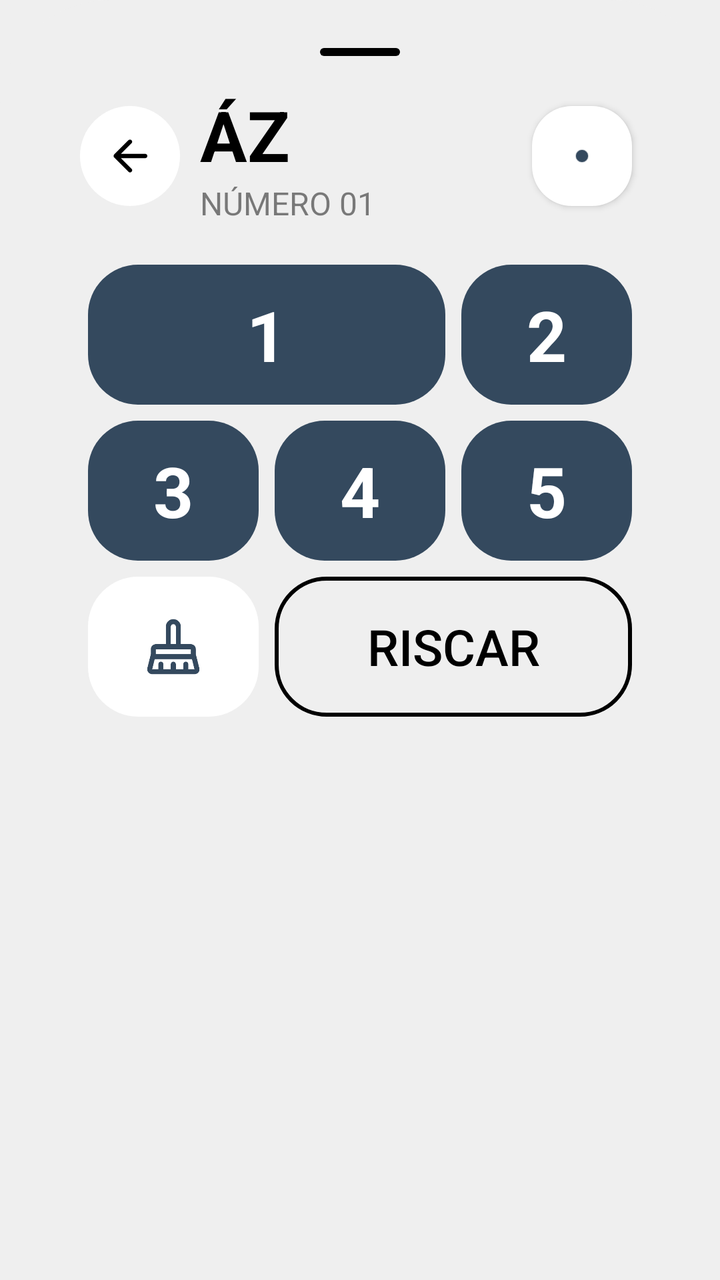
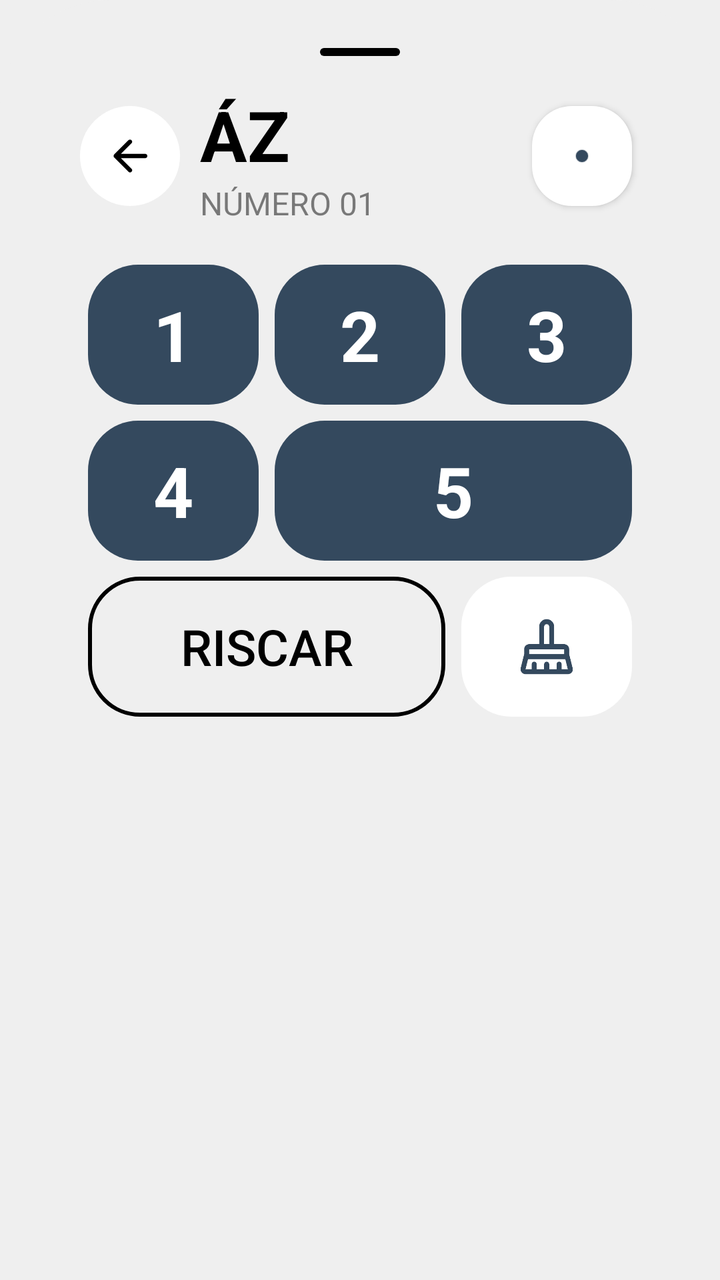

Compare the two renders of this Android layout. The source of the first and the diff that turns it into the second are given below.
<!-- AndroidManifest.xml: application theme Base.Theme.KingOfBozo.Standard -->
<!-- res/layout/box_az.xml -->
<?xml version="1.0" encoding="utf-8"?>
<LinearLayout xmlns:android="http://schemas.android.com/apk/res/android"
xmlns:app="http://schemas.android.com/apk/res-auto"
xmlns:tools="http://schemas.android.com/tools"
android:id="@+id/numbers_points"
android:layout_width="match_parent"
android:layout_height="wrap_content"
android:backgroundTint="?attr/customBackground"
android:background="@drawable/bottom_sheet_background"
android:orientation="vertical"
android:padding="24dp">

<ImageView
    android:layout_width="40dp"
    android:layout_height="4dp"
    android:layout_gravity="center_horizontal"
    android:layout_marginBottom="16dp"
    app:tint="?attr/textFillColor"
    android:src="@drawable/background_card_dark" />


    <LinearLayout
        android:id="@+id/action_bar"
        android:layout_width="match_parent"
        android:layout_height="wrap_content"
        android:paddingHorizontal="16dp"
        android:gravity="center"
        tools:ignore="MissingConstraints">

        <ImageView
            android:id="@+id/button_cancel"
            android:layout_width="50dp"
            android:layout_height="50dp"
            android:backgroundTint="?attr/cardBackgroundColor"
            android:background="@drawable/background_circle_yellow"
            android:padding="12dp"
            android:layout_marginRight="10dp"
            app:tint="?attr/textFillColor"
            android:src="@drawable/ic_arrow_back"
            tools:ignore="ContentDescription" />

        <LinearLayout
            android:layout_width="wrap_content"
            android:layout_height="wrap_content"
            android:orientation="vertical"
            android:layout_weight="1"
            app:layout_constraintStart_toEndOf="@+id/button_back">



            <TextView
                android:id="@+id/scoring_title"
                android:layout_width="wrap_content"
                android:layout_height="wrap_content"
                android:text="ÁZ"
                android:textColor="?attr/textFillColor"
                android:textSize="35sp"
                android:textStyle="bold" />
            <TextView
                android:layout_width="wrap_content"
                android:layout_height="wrap_content"
                android:text="NÚMERO 01"
                android:alpha="0.5"
                android:textColor="?attr/textFillColor"
                android:textSize="16sp" />

        </LinearLayout>

        <ImageView
            android:layout_height="50dp"
            android:layout_width="50dp"
            android:backgroundTint="?attr/cardBackgroundColor"
            android:background="@drawable/background_card_de_boca"
            android:src="@drawable/ic_dice_1"
            app:tint="?attr/colorPrimary"
            android:elevation="2dp"
            android:layout_margin="4dp"/>

    </LinearLayout>

<LinearLayout
    android:layout_width="match_parent"
    android:layout_height="wrap_content"
    android:orientation="vertical"
    android:padding="16dp">

    <GridLayout
        xmlns:android="http://schemas.android.com/apk/res/android"
        xmlns:app="http://schemas.android.com/apk/res-auto"
        android:layout_width="match_parent"
        android:layout_height="wrap_content"
        android:columnCount="3"
        android:rowCount="3">

        <TextView
            android:id="@+id/valor_01"
            android:layout_height="70dp"
            android:layout_width="0dp"
            android:backgroundTint="?attr/colorPrimary"
            android:background="@drawable/background_card_black"
            android:textColor="?attr/customTextBackground"
            android:text="1"
            android:textSize="35dp"
            android:textStyle="bold"
            android:gravity="center"
            android:layout_row="0"
            android:layout_column="0"
            android:layout_columnSpan="2"
            android:layout_columnWeight="1"
            android:layout_gravity="fill"
            android:layout_margin="4dp"/>

        <TextView
            android:id="@+id/valor_02"
            android:layout_height="70dp"
            android:layout_width="0dp"
            android:backgroundTint="?attr/colorPrimary"
            android:background="@drawable/background_card_black"
            android:textColor="?attr/customTextBackground"
            android:text="2"
            android:textSize="35dp"
            android:textStyle="bold"
            android:gravity="center"
            android:layout_row="0"
            android:layout_column="2"
            android:layout_columnWeight="1"
            android:layout_gravity="fill"
            android:layout_margin="4dp"/>

        <TextView
            android:id="@+id/valor_03"
            android:layout_height="70dp"
            android:layout_width="0dp"
            android:backgroundTint="?attr/colorPrimary"
            android:background="@drawable/background_card_black"
            android:textColor="?attr/customTextBackground"
            android:text="3"
            android:textSize="35dp"
            android:textStyle="bold"
            android:gravity="center"
            android:layout_row="1"
            android:layout_column="0"
            android:layout_columnWeight="1"
            android:layout_gravity="fill"
            android:layout_margin="4dp"/>

        <TextView
            android:id="@+id/valor_04"
            android:layout_height="70dp"
            android:layout_width="0dp"
            android:backgroundTint="?attr/colorPrimary"
            android:background="@drawable/background_card_black"
            android:textColor="?attr/customTextBackground"
            android:text="4"
            android:textSize="35dp"
            android:textStyle="bold"
            android:gravity="center"
            android:layout_row="1"
            android:layout_column="1"
            android:layout_columnWeight="1"
            android:layout_gravity="fill"
            android:layout_margin="4dp"/>

        <TextView
            android:id="@+id/valor_05"
            android:layout_height="20dp"
            android:layout_width="0dp"
            android:backgroundTint="?attr/colorPrimary"
            android:background="@drawable/background_card_black"
            android:textColor="?attr/customTextBackground"
            android:text="5"
            android:textSize="35dp"
            android:textStyle="bold"
            android:gravity="center"
            android:layout_row="1"
            android:layout_column="2"
            android:layout_columnWeight="1"
            android:layout_gravity="fill"
            android:layout_margin="4dp"/>

        <ImageView
            android:id="@+id/btn_nulo"
            android:layout_height="70dp"
            android:layout_width="0dp"
            android:backgroundTint="?attr/cardBackgroundColor"
            android:background="@drawable/background_card_black"
            android:src="@drawable/ic_clear"
            app:tint="?attr/colorPrimary"
            android:layout_row="2"
            android:layout_column="0"
            android:layout_columnWeight="1"
            android:layout_gravity="fill"
            android:padding="20dp"
            android:layout_margin="4dp"/>

        <Button
            android:id="@+id/btn_riscar"
            android:layout_height="70dp"
            android:layout_width="0dp"
            app:backgroundTint="?attr/textFillColor"
            android:background="@drawable/background_score_option_riscar"
            app:cornerRadius="20dp"
            android:text="RISCAR"
            android:textSize="25dp"
            android:textColor="?attr/textFillColor"
            app:icon="@drawable/ic_riscar"
            app:iconSize="25dp"
            app:iconTint="?attr/textFillColor"
            android:gravity="center"
            android:layout_row="2"
            android:layout_column="1"
            android:layout_columnSpan="2"
            android:layout_columnWeight="1"
            android:layout_gravity="fill"
            android:layout_margin="4dp" />


    </GridLayout>

</LinearLayout>


</LinearLayout>
<!-- resources referenced by this layout -->
<resources>
  <!-- drawable background_card_black (drawable) -->
  <shape xmlns:android="http://schemas.android.com/apk/res/android"
      android:shape="rectangle">
      <solid android:color="@color/fundo_light" />
      <corners android:radius="25dp" />
  </shape>
  <!-- drawable background_card_dark (drawable) -->
  <shape xmlns:android="http://schemas.android.com/apk/res/android"
      android:shape="rectangle">
      <solid android:color="@color/fundo_light" />
      <corners android:radius="100dp" />
  </shape>
  <!-- drawable background_card_de_boca (drawable) -->
  <shape xmlns:android="http://schemas.android.com/apk/res/android"
      android:shape="rectangle">
      <solid android:color="@color/fundo_light" />
      <corners android:radius="20dp" />
  </shape>
  <!-- drawable background_circle_yellow (drawable) -->
  <?xml version="1.0" encoding="utf-8"?>
  <shape xmlns:android="http://schemas.android.com/apk/res/android"
      android:shape="oval">
      <solid android:color="@color/fundo_light" />
  </shape>
  <!-- drawable background_score_option_riscar (drawable) -->
  <shape xmlns:android="http://schemas.android.com/apk/res/android"
      android:shape="rectangle">
      <corners android:radius="25dp" />
      <stroke android:width="2dp" android:color="@color/fundo_light" />
      <solid android:color="@android:color/transparent" />
  </shape>
  <!-- drawable bottom_sheet_background (drawable) -->
  <?xml version="1.0" encoding="utf-8"?>
  <shape xmlns:android="http://schemas.android.com/apk/res/android"
      android:shape="rectangle">
      <solid android:color="@color/fundo_light"/>
      <corners android:topLeftRadius="55dp" android:topRightRadius="55dp"/>
  </shape>
  <!-- drawable ic_arrow_back (drawable) -->
  <vector xmlns:android="http://schemas.android.com/apk/res/android"
      android:width="24dp"
      android:height="24dp"
      android:viewportWidth="960"
      android:viewportHeight="960"
      android:tint="@color/fundo_light"
      android:autoMirrored="true">
    <path
        android:fillColor="@android:color/white"
        android:pathData="M313,520L509,716Q521,728 520.5,744Q520,760 508,772Q496,783 480,783.5Q464,784 452,772L188,508Q182,502 179.5,495Q177,488 177,480Q177,472 179.5,465Q182,458 188,452L452,188Q463,177 479.5,177Q496,177 508,188Q520,200 520,216.5Q520,233 508,245L313,440L760,440Q777,440 788.5,451.5Q800,463 800,480Q800,497 788.5,508.5Q777,520 760,520L313,520Z"/>
  </vector>
  <!-- drawable ic_dice_1 (drawable) -->
  <vector xmlns:android="http://schemas.android.com/apk/res/android"
      android:width="24dp"
      android:height="24dp"
      android:viewportWidth="24"
      android:viewportHeight="24">
      <path
          android:fillColor="@color/fundo_light"
          android:pathData="M12,12m-1.5,0a1.5,1.5 0,1 1,3 0a1.5,1.5 0,1 1,-3 0"/>
  </vector>
  <!-- drawable ic_riscar (drawable) -->
  <vector xmlns:android="http://schemas.android.com/apk/res/android"
      android:width="24dp"
      android:height="24dp"
      android:viewportWidth="960"
      android:viewportHeight="960"
      android:tint="?attr/colorControlNormal">
    <path
        android:fillColor="@android:color/white"
        android:pathData="M753,640L673,560L800,560L800,640L753,640ZM640,527L433,320L560,320L560,160L640,160L640,320L800,320L800,400L640,400L640,527ZM400,287L320,207L320,160L400,160L400,287ZM791,904L640,753L640,800L560,800L560,673L527,640L400,640L400,800L320,800L320,640L160,640L160,560L320,560L320,433L287,400L160,400L160,320L207,320L56,169L112,112L848,848L791,904Z"/>
  </vector>
  <color name="fundo_light">#EFEFEF</color>
  <color name="padrao">#34495e</color>
  <color name="text_dark">#000000</color>
  <color name="text_light">#FFFFFF</color>
  <color name="icon_dark">#000000</color>
  <color name="icon_light">#FFFFFF</color>
  <color name="card_light">#FFFFFF</color>
  <color name="card_dark">#313131</color>
  <!-- unchanged entries left out for length: 3 -->
</resources>

<!-- the commit's change to res/layout/box_az.xml (unified diff, before → after) -->
@@ -105,7 +105,7 @@ android:padding="24dp">
             android:gravity="center"
             android:layout_row="0"
             android:layout_column="0"
-            android:layout_columnSpan="2"
+            android:layout_columnSpan="1"
             android:layout_columnWeight="1"
             android:layout_gravity="fill"
             android:layout_margin="4dp"/>
@@ -118,6 +118,23 @@ android:padding="24dp">
             android:background="@drawable/background_card_black"
             android:textColor="?attr/customTextBackground"
             android:text="2"
+            android:textSize="35dp"
+            android:textStyle="bold"
+            android:gravity="center"
+            android:layout_row="0"
+            android:layout_column="1"
+            android:layout_columnWeight="1"
+            android:layout_gravity="fill"
+            android:layout_margin="4dp"/>
+
+        <TextView
+            android:id="@+id/valor_03"
+            android:layout_height="70dp"
+            android:layout_width="0dp"
+            android:backgroundTint="?attr/colorPrimary"
+            android:background="@drawable/background_card_black"
+            android:textColor="?attr/customTextBackground"
+            android:text="3"
             android:textSize="35dp"
             android:textStyle="bold"
             android:gravity="center"
@@ -128,13 +145,13 @@ android:padding="24dp">
             android:layout_margin="4dp"/>
 
         <TextView
-            android:id="@+id/valor_03"
-            android:layout_height="70dp"
-            android:layout_width="0dp"
-            android:backgroundTint="?attr/colorPrimary"
-            android:background="@drawable/background_card_black"
-            android:textColor="?attr/customTextBackground"
-            android:text="3"
+            android:id="@+id/valor_04"
+            android:layout_height="70dp"
+            android:layout_width="0dp"
+            android:backgroundTint="?attr/colorPrimary"
+            android:background="@drawable/background_card_black"
+            android:textColor="?attr/customTextBackground"
+            android:text="4"
             android:textSize="35dp"
             android:textStyle="bold"
             android:gravity="center"
@@ -145,35 +162,19 @@ android:padding="24dp">
             android:layout_margin="4dp"/>
 
         <TextView
-            android:id="@+id/valor_04"
-            android:layout_height="70dp"
-            android:layout_width="0dp"
-            android:backgroundTint="?attr/colorPrimary"
-            android:background="@drawable/background_card_black"
-            android:textColor="?attr/customTextBackground"
-            android:text="4"
+            android:id="@+id/valor_05"
+            android:layout_height="20dp"
+            android:layout_width="0dp"
+            android:backgroundTint="?attr/colorPrimary"
+            android:background="@drawable/background_card_black"
+            android:textColor="?attr/customTextBackground"
+            android:text="5"
             android:textSize="35dp"
             android:textStyle="bold"
             android:gravity="center"
             android:layout_row="1"
             android:layout_column="1"
-            android:layout_columnWeight="1"
-            android:layout_gravity="fill"
-            android:layout_margin="4dp"/>
-
-        <TextView
-            android:id="@+id/valor_05"
-            android:layout_height="20dp"
-            android:layout_width="0dp"
-            android:backgroundTint="?attr/colorPrimary"
-            android:background="@drawable/background_card_black"
-            android:textColor="?attr/customTextBackground"
-            android:text="5"
-            android:textSize="35dp"
-            android:textStyle="bold"
-            android:gravity="center"
-            android:layout_row="1"
-            android:layout_column="2"
+            android:layout_columnSpan="2"
             android:layout_columnWeight="1"
             android:layout_gravity="fill"
             android:layout_margin="4dp"/>
@@ -187,7 +188,7 @@ android:padding="24dp">
             android:src="@drawable/ic_clear"
             app:tint="?attr/colorPrimary"
             android:layout_row="2"
-            android:layout_column="0"
+            android:layout_column="2"
             android:layout_columnWeight="1"
             android:layout_gravity="fill"
             android:padding="20dp"
@@ -208,7 +209,7 @@ android:padding="24dp">
             app:iconTint="?attr/textFillColor"
             android:gravity="center"
             android:layout_row="2"
-            android:layout_column="1"
+            android:layout_column="0"
             android:layout_columnSpan="2"
             android:layout_columnWeight="1"
             android:layout_gravity="fill"
